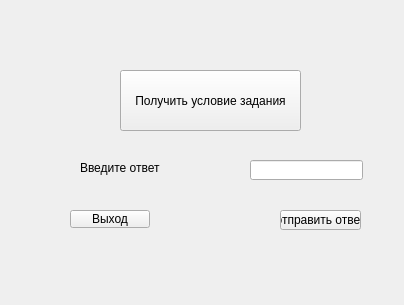
The window that Main_Client/client_332/task3.ui (Svyat-OS/HSG_team) describes before a commit, drawn with Qt 5.
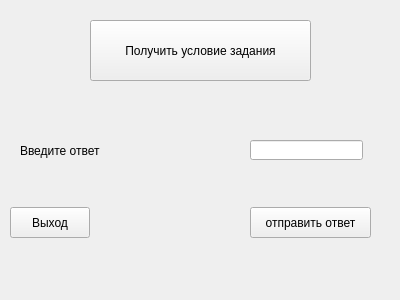
The same window after the commit.

```diff
--- a/Main_Client/client_332/task3.ui
+++ b/Main_Client/client_332/task3.ui
@@ -6,29 +6,19 @@
    <rect>
     <x>0</x>
     <y>0</y>
-    <width>404</width>
-    <height>305</height>
+    <width>400</width>
+    <height>300</height>
    </rect>
   </property>
   <property name="windowTitle">
    <string>Form</string>
   </property>
-  <widget class="QLineEdit" name="lineEdit">
-   <property name="geometry">
-    <rect>
-     <x>250</x>
-     <y>160</y>
-     <width>113</width>
-     <height>20</height>
-    </rect>
-   </property>
-  </widget>
   <widget class="QPushButton" name="pushButton">
    <property name="geometry">
     <rect>
-     <x>120</x>
-     <y>70</y>
-     <width>181</width>
+     <x>90</x>
+     <y>20</y>
+     <width>221</width>
      <height>61</height>
     </rect>
    </property>
@@ -36,13 +26,36 @@
     <string>Получить условие задания</string>
    </property>
   </widget>
+  <widget class="QLabel" name="label">
+   <property name="geometry">
+    <rect>
+     <x>20</x>
+     <y>140</y>
+     <width>101</width>
+     <height>21</height>
+    </rect>
+   </property>
+   <property name="text">
+    <string>Введите ответ</string>
+   </property>
+  </widget>
+  <widget class="QLineEdit" name="lineEdit">
+   <property name="geometry">
+    <rect>
+     <x>250</x>
+     <y>140</y>
+     <width>113</width>
+     <height>20</height>
+    </rect>
+   </property>
+  </widget>
   <widget class="QPushButton" name="pushButton_2">
    <property name="geometry">
     <rect>
-     <x>70</x>
-     <y>210</y>
+     <x>10</x>
+     <y>207</y>
      <width>80</width>
-     <height>18</height>
+     <height>31</height>
     </rect>
    </property>
    <property name="text">
@@ -52,27 +65,14 @@
   <widget class="QPushButton" name="pushButton_3">
    <property name="geometry">
     <rect>
-     <x>280</x>
-     <y>210</y>
-     <width>81</width>
-     <height>20</height>
-    </rect>
-   </property>
-   <property name="text">
-    <string>отправить ответ</string>
-   </property>
-  </widget>
-  <widget class="QLabel" name="label">
-   <property name="geometry">
-    <rect>
-     <x>80</x>
-     <y>160</y>
+     <x>250</x>
+     <y>207</y>
      <width>121</width>
-     <height>16</height>
+     <height>31</height>
     </rect>
    </property>
    <property name="text">
-    <string>Введите ответ</string>
+    <string>отправить ответ</string>
    </property>
   </widget>
  </widget>
```
